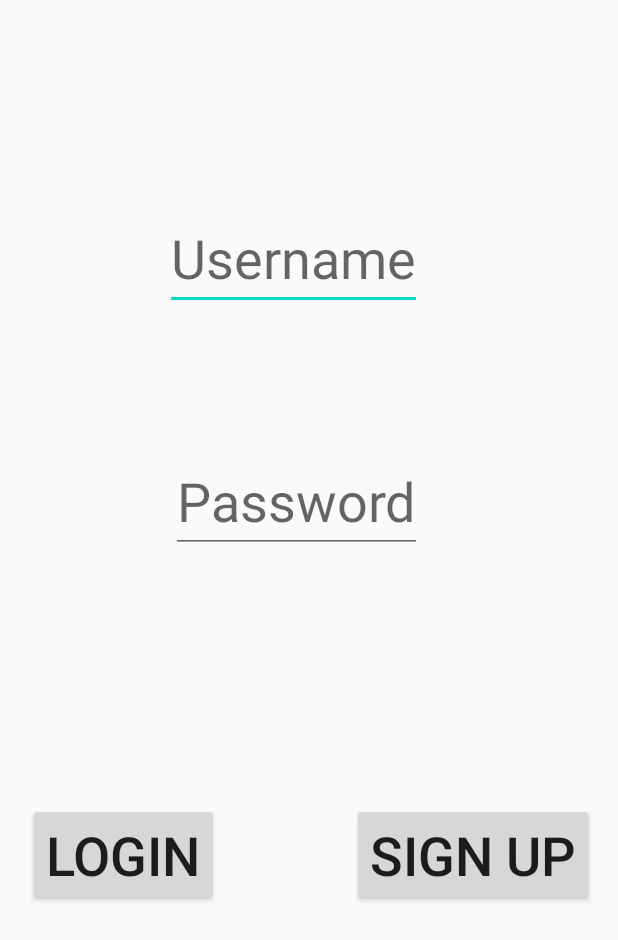
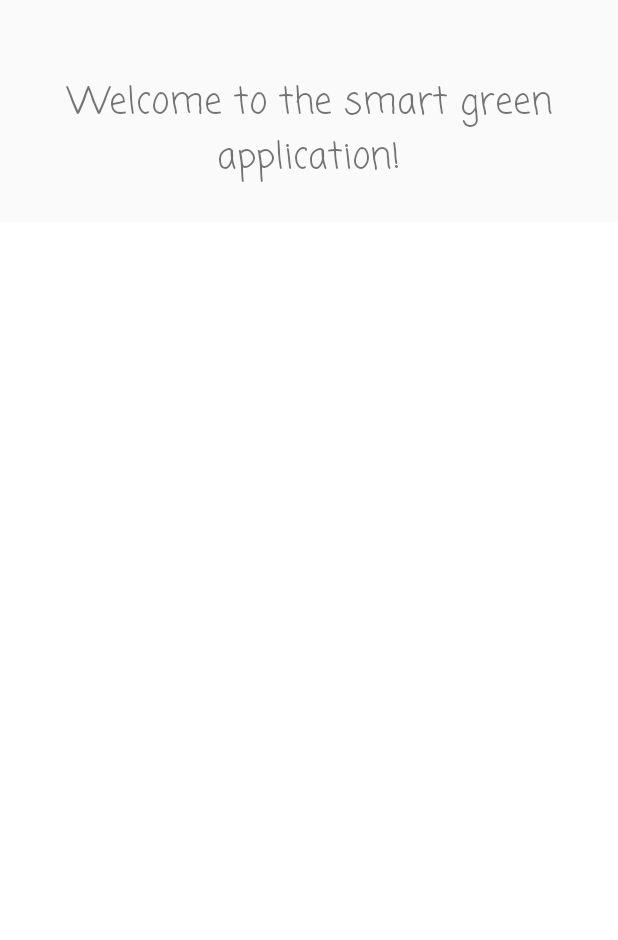
Before and after one commit to etlimss/SEP4Android, an Android app: the layout login.xml on its own in the app's theme, with its tools: preview values and no code run, on a phone screen of 412 x 824 dp. Shown: the top 940 px of the screen. Run offline under Robolectric (Android 15) with nearby library versions, the phone set to English and light mode, and no system bars.

Commit message:
Cleaned redundant code, Made an normal looking UI for login/sign up.

```diff
--- a/app/build.gradle
+++ b/app/build.gradle
@@ -74,5 +74,8 @@ dependencies {
     implementation "androidx.cardview:cardview:1.0.0"
 
     coreLibraryDesugaring 'com.android.tools:desugar_jdk_libs:1.0.9'    // desugaring
+    implementation 'com.google.android.material:material:1.2.1'
+
+
 
 }
--- a/app/src/main/java/com/example/sep4android/data/networking/Client.java
+++ b/app/src/main/java/com/example/sep4android/data/networking/Client.java
@@ -15,7 +15,7 @@ public interface Client {
     Call<Measurements> getMeasurements(@Query("location") String location);
 
     @POST("/login")
-    Call<Boolean> getUser(@Body User user);
+    Call<User> getUser(@Body User user);
 
     @POST("/createAccount")
     Call<Long> createAccount(@Body User user);
--- a/app/src/main/java/com/example/sep4android/data/networking/ServerGenerator.java
+++ b/app/src/main/java/com/example/sep4android/data/networking/ServerGenerator.java
@@ -1,6 +1,5 @@
 package com.example.sep4android.data.networking;
 
-import okhttp3.logging.HttpLoggingInterceptor;
 import retrofit2.Retrofit;
 import retrofit2.converter.gson.GsonConverterFactory;
 
--- a/app/src/main/res/layout/login.xml
+++ b/app/src/main/res/layout/login.xml
@@ -1,78 +1,33 @@
 <?xml version="1.0" encoding="utf-8"?>
-<layout xmlns:tools="http://schemas.android.com/tools"
+<LinearLayout xmlns:tools="http://schemas.android.com/tools"
+    android:layout_width="match_parent"
+    android:layout_height="match_parent"
+    android:orientation="vertical"
     xmlns:android="http://schemas.android.com/apk/res/android"
     xmlns:app="http://schemas.android.com/apk/res-auto">
 
-    <data>
-        <variable
-            name="loginActivity"
-            type="com.example.sep4android.view.LoginActivity" />
+    <TextView
+        android:layout_width="match_parent"
+        android:layout_height="148dp"
+        android:layout_weight="0"
+        android:fontFamily="casual"
+        android:paddingTop="50dp"
+        android:text="Welcome to the smart green application!"
+        android:textAlignment="center"
+        android:textSize="24sp" />
 
-        <variable
-            name="viewmodel"
-            type="com.example.sep4android.viewModel.LoginViewModel" />
+    <androidx.viewpager.widget.ViewPager
+        android:layout_width="match_parent"
+        android:layout_height="0dp"
+        android:layout_weight="1"
+        android:background="@android:color/white"
+        android:id="@+id/viewPager">
 
-    </data>
+        <com.google.android.material.tabs.TabLayout
+            android:id="@+id/login_createTab"
+            android:layout_width="match_parent"
+            android:layout_height="wrap_content"
+            app:tabMode="fixed" />
+    </androidx.viewpager.widget.ViewPager>
 
-    <androidx.constraintlayout.widget.ConstraintLayout
-        android:layout_width="match_parent"
-        android:layout_height="match_parent">
-
-        <EditText
-            android:id="@+id/usernameText"
-            android:layout_width="wrap_content"
-            android:layout_height="wrap_content"
-            android:hint="Username"
-            android:text="@={viewmodel.username}"
-            android:textSize="36sp"
-            app:layout_constraintBottom_toBottomOf="parent"
-            app:layout_constraintEnd_toEndOf="parent"
-            app:layout_constraintHorizontal_bias="0.458"
-            app:layout_constraintStart_toStartOf="parent"
-            app:layout_constraintTop_toTopOf="parent"
-            app:layout_constraintVertical_bias="0.182" />
-
-        <EditText
-            android:id="@+id/passwordText"
-            android:layout_width="wrap_content"
-            android:layout_height="wrap_content"
-            android:hint="Password"
-            android:text="@={viewmodel.password}"
-            android:textSize="36sp"
-            app:layout_constraintBottom_toBottomOf="parent"
-            app:layout_constraintEnd_toEndOf="parent"
-            app:layout_constraintHorizontal_bias="0.467"
-            app:layout_constraintStart_toStartOf="parent"
-            app:layout_constraintTop_toTopOf="parent"
-            app:layout_constraintVertical_bias="0.397" />
-
-        <Button
-            android:id="@+id/signUp"
-            android:layout_width="wrap_content"
-            android:layout_height="wrap_content"
-            android:onClick="@{()->loginActivity.intentToSignUp()}"
-            android:text="Sign Up"
-            android:textSize="36sp"
-            app:layout_constraintBottom_toBottomOf="parent"
-            app:layout_constraintEnd_toEndOf="parent"
-            app:layout_constraintHorizontal_bias="0.935"
-            app:layout_constraintStart_toStartOf="parent"
-            app:layout_constraintTop_toTopOf="parent"
-            app:layout_constraintVertical_bias="0.709" />
-
-        <Button
-            android:id="@+id/login"
-            android:layout_width="wrap_content"
-            android:layout_height="wrap_content"
-            android:text="Login"
-            android:textSize="36sp"
-            android:onClick="@{()->loginActivity.loginAccount()}"
-            app:layout_constraintBottom_toBottomOf="parent"
-            app:layout_constraintEnd_toEndOf="parent"
-            app:layout_constraintHorizontal_bias="0.065"
-            app:layout_constraintStart_toStartOf="parent"
-            app:layout_constraintTop_toTopOf="parent"
-            app:layout_constraintVertical_bias="0.709" />
-
-    </androidx.constraintlayout.widget.ConstraintLayout>
-</layout>
+</LinearLayout>
--- a/gradle.properties
+++ b/gradle.properties
@@ -6,7 +6,7 @@
 # http://www.gradle.org/docs/current/userguide/build_environment.html
 # Specifies the JVM arguments used for the daemon process.
 # The setting is particularly useful for tweaking memory settings.
-org.gradle.jvmargs=-Xmx2048m
+org.gradle.jvmargs=-Xmx2040m
 # When configured, Gradle will run in incubating parallel mode.
 # This option should only be used with decoupled projects. More details, visit
 # http://www.gradle.org/docs/current/userguide/multi_project_builds.html#sec:decoupled_projects
```
Also changed, not shown: app/src/main/AndroidManifest.xml (+10 -10 lines), app/src/main/java/com/example/sep4android/data/networking/ClientRepository.java (+31 -27 lines), app/src/main/java/com/example/sep4android/view/Login/LoginActivity.java (added, +42 -0 lines), app/src/main/java/com/example/sep4android/view/LoginActivity.java (deleted, +0 -99 lines), app/src/main/java/com/example/sep4android/view/SignUpActivity.java (deleted, +0 -57 lines), app/src/main/java/com/example/sep4android/viewModel/LoginViewModel.java (+3 -19 lines), app/src/main/java/com/example/sep4android/viewModel/SignUpVM.java (+2 -24 lines), app/src/main/res/layout/sign_up.xml (deleted, +0 -91 lines).
